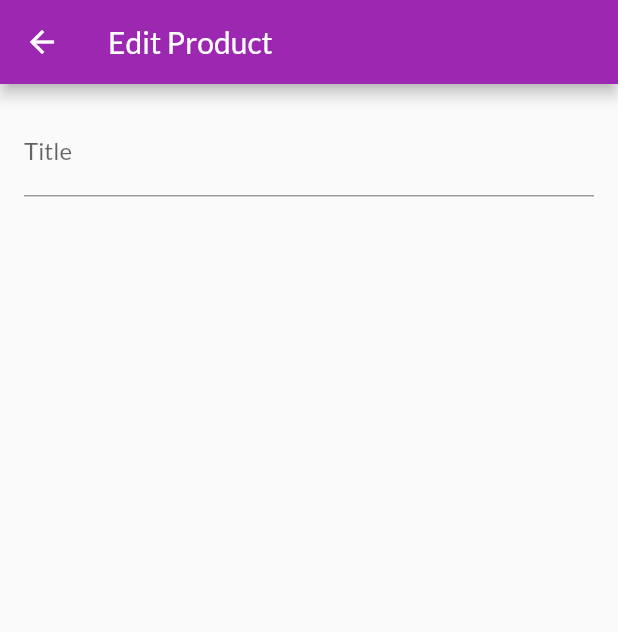
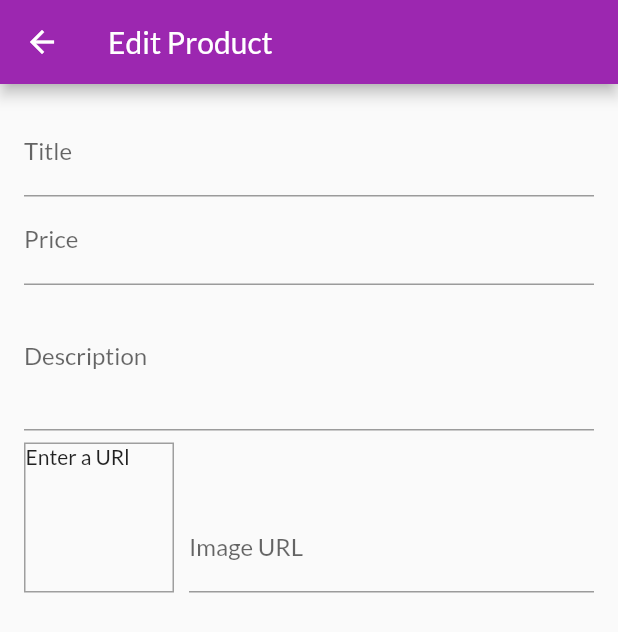
Before and after one commit to darshangit/flutter-app4-shopping, a Flutter app: the EditProductScreen screen opened by its route, on a phone screen of 412 x 824 dp. Shown: the top 632 px of the screen. Run offline on Flutter 3.47's test engine with Material 2 defaults, Android fonts, the phone set to English and light mode, and no system bars; network calls fail.

Commit message:
Edit screen added with the image previview

```diff
--- a/lib/screens/edit_product_screen.dart
+++ b/lib/screens/edit_product_screen.dart
@@ -8,6 +8,33 @@ class EditProductScreen extends StatefulWidget {
 }
 
 class _EditProductScreenState extends State<EditProductScreen> {
+  final _priceFocusNode = FocusNode();
+  final _decriptionFocusNode = FocusNode();
+  final _imageUrlController = TextEditingController();
+  final _imageUrlFocusNode = FocusNode();
+
+  @override
+  void initState() {
+    super.initState();
+    _imageUrlFocusNode.addListener(_updateImageUrl);
+  }
+
+  @override
+  void dispose() {
+    super.dispose();
+    _priceFocusNode.dispose();
+    _decriptionFocusNode.dispose();
+    _decriptionFocusNode.dispose();
+    _imageUrlFocusNode.dispose();
+    _imageUrlFocusNode.removeListener(_updateImageUrl);
+  }
+
+  void _updateImageUrl() {
+    if (!_imageUrlFocusNode.hasFocus) {
+      setState(() {});
+    }
+  }
+
   @override
   Widget build(BuildContext context) {
     return Scaffold(
@@ -20,8 +47,51 @@ class _EditProductScreenState extends State<EditProductScreen> {
             child: ListView(
           children: <Widget>[
             TextFormField(
-              decoration: InputDecoration(labelText: 'Title'),
+                decoration: InputDecoration(labelText: 'Title'),
+                textInputAction: TextInputAction.next,
+                onFieldSubmitted: (_) {
+                  FocusScope.of(context).requestFocus(_priceFocusNode);
+                }),
+            TextFormField(
+              decoration: InputDecoration(labelText: 'Price'),
               textInputAction: TextInputAction.next,
+              keyboardType: TextInputType.number,
+              focusNode: _priceFocusNode,
+              onFieldSubmitted: (_) {
+                FocusScope.of(context).requestFocus(_decriptionFocusNode);
+              },
+            ),
+            TextFormField(
+              decoration: InputDecoration(labelText: 'Description'),
+              maxLines: 3,
+              keyboardType: TextInputType.multiline,
+              focusNode: _decriptionFocusNode,
+            ),
+            Row(
+              crossAxisAlignment: CrossAxisAlignment.end,
+              children: <Widget>[
+                Container(
+                  width: 100,
+                  height: 100,
+                  margin: EdgeInsets.only(top: 8, right: 10),
+                  decoration: BoxDecoration(
+                      border: Border.all(width: 1, color: Colors.grey)),
+                  child: _imageUrlController.text.isEmpty
+                      ? Text('Enter a URl')
+                      : FittedBox(
+                          child: Image.network(_imageUrlController.text, fit: BoxFit.cover),
+                        ),
+                ),
+                Expanded(
+                  child: TextFormField(
+                    decoration: InputDecoration(labelText: 'Image URL'),
+                    keyboardType: TextInputType.url,
+                    textInputAction: TextInputAction.done,
+                    controller: _imageUrlController,
+                    focusNode: _imageUrlFocusNode,
+                  ),
+                )
+              ],
             )
           ],
         )),
```
